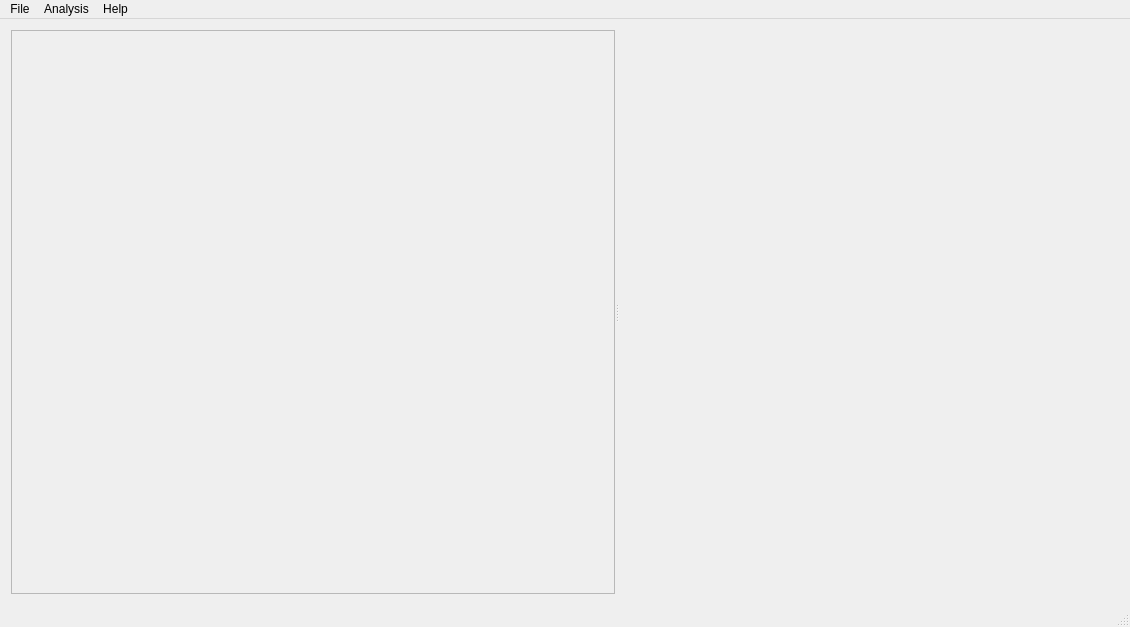
This is src/ui/mainwindow.ui in elsamuko/copymove2 as Qt 5 draws it before an edit. The edited form follows.
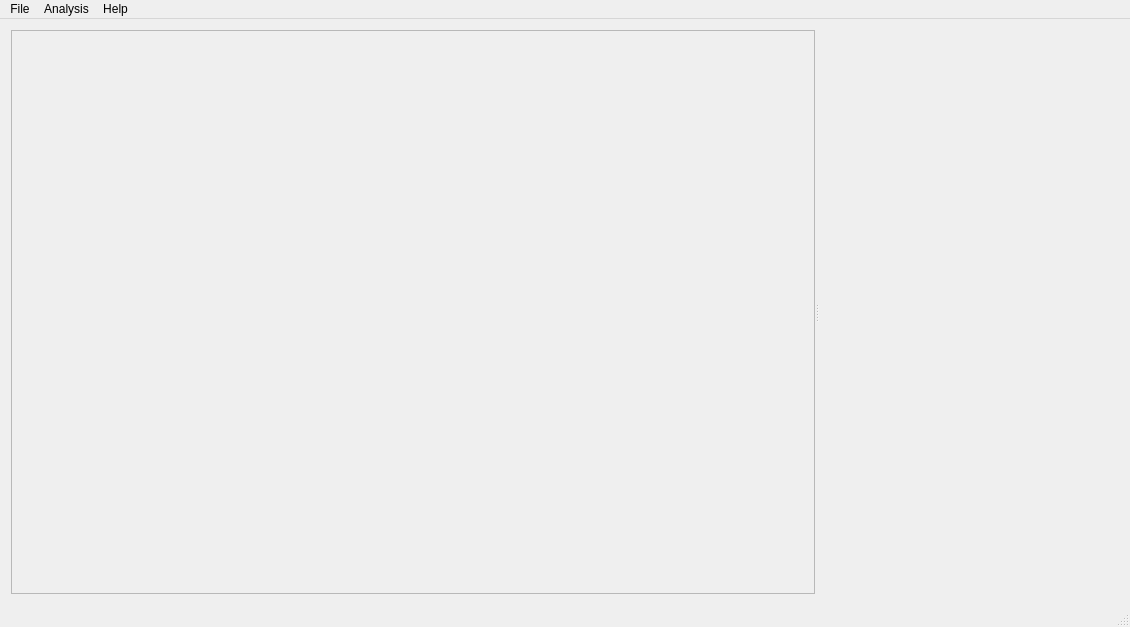
This is the edited form. Icons and pictures are not drawn. Custom widgets are drawn as their Qt base class.

Commit message: fmt: Block::toString and MainWindow

The edit to the form file:
```diff
--- a/src/ui/mainwindow.ui
+++ b/src/ui/mainwindow.ui
@@ -25,6 +25,12 @@
        <enum>Qt::Horizontal</enum>
       </property>
       <widget class="ScrollArea" name="scrollArea">
+       <property name="sizePolicy">
+        <sizepolicy hsizetype="Expanding" vsizetype="Expanding">
+         <horstretch>1</horstretch>
+         <verstretch>0</verstretch>
+        </sizepolicy>
+       </property>
        <property name="contextMenuPolicy">
         <enum>Qt::CustomContextMenu</enum>
        </property>
@@ -44,7 +50,7 @@
        </property>
        <property name="maximumSize">
         <size>
-         <width>500</width>
+         <width>800</width>
          <height>16777215</height>
         </size>
        </property>
```
The commit also changes 1 other file.
